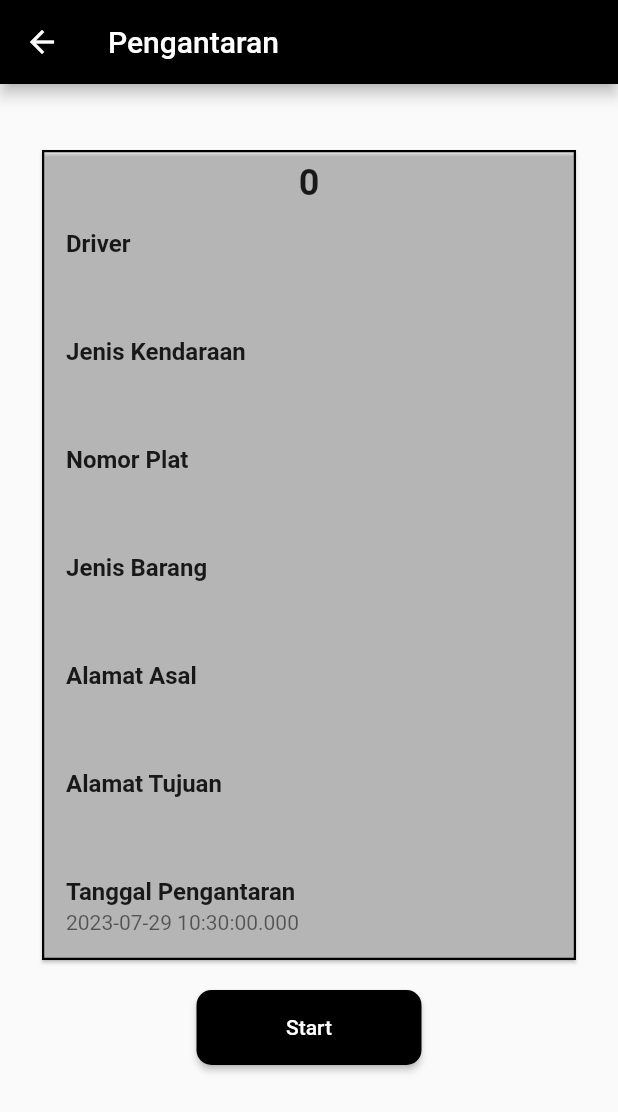
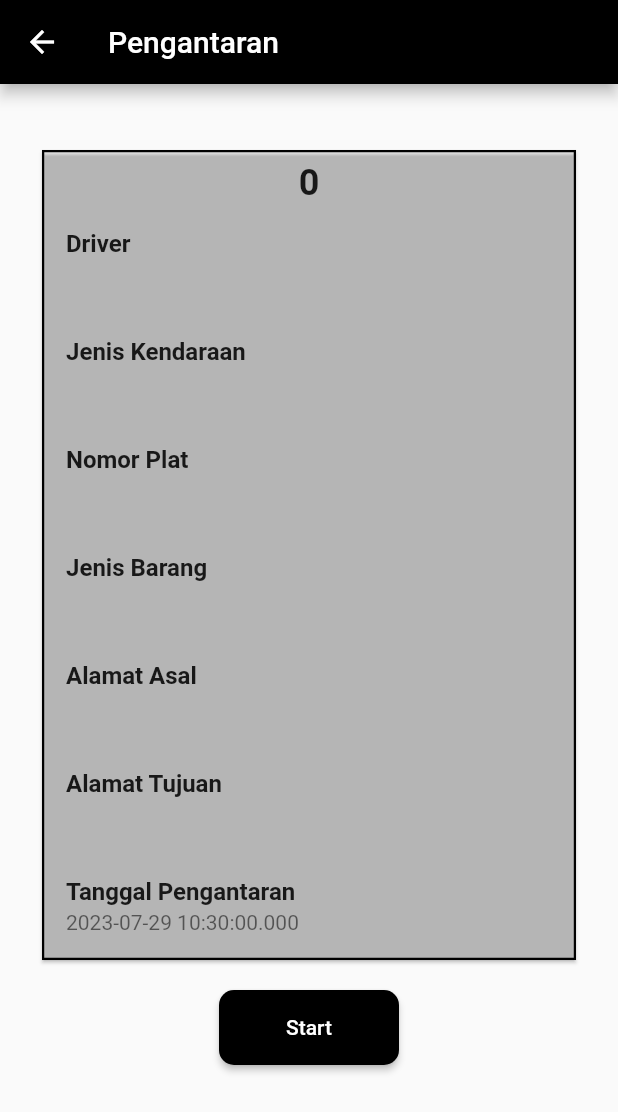
Before and after one commit to OrangJenius/ekspedisi_final_final_semoga-master, a Flutter app: the DetailPengantaranScreen screen opened directly with empty values, on a phone screen of 412 x 824 dp. Shown: the top 1112 px of the screen. Run offline on Flutter 3.47's test engine with Material 2 defaults, Android fonts, the phone set to English and light mode, and no system bars; our stand-ins replace google_maps_flutter, location.

Commit message:
Update detailPengantaran.dart
update padding button

```diff
--- a/final_project_semoga/lib/screens/detailPengantaran.dart
+++ b/final_project_semoga/lib/screens/detailPengantaran.dart
@@ -131,7 +131,9 @@ class _DetailPengantaranScreenState extends State<DetailPengantaranScreen> {
                 ),
               ),
               SizedBox(height: 16.0),
-              ElevatedButton(
+              Padding(
+                padding: EdgeInsets.only(bottom: 16.0),
+                child: ElevatedButton(
                   onPressed: () {
                     Navigator.push(
                       context,
@@ -139,7 +141,7 @@ class _DetailPengantaranScreenState extends State<DetailPengantaranScreen> {
                     );
                   },
                   style: ElevatedButton.styleFrom(
-                  minimumSize: Size(150.0, 50.0),
+                    minimumSize: Size(120.0, 50.0),
                     backgroundColor: Colors.black,
                     shape: RoundedRectangleBorder(
                       borderRadius: BorderRadius.circular(10.0),
@@ -147,6 +149,7 @@ class _DetailPengantaranScreenState extends State<DetailPengantaranScreen> {
                   ),
                   child: Text('Start'),
                 ),
+              ),
             ],
           ),
         ));
```
Lines whose indentation alone changed are shown as unchanged.
